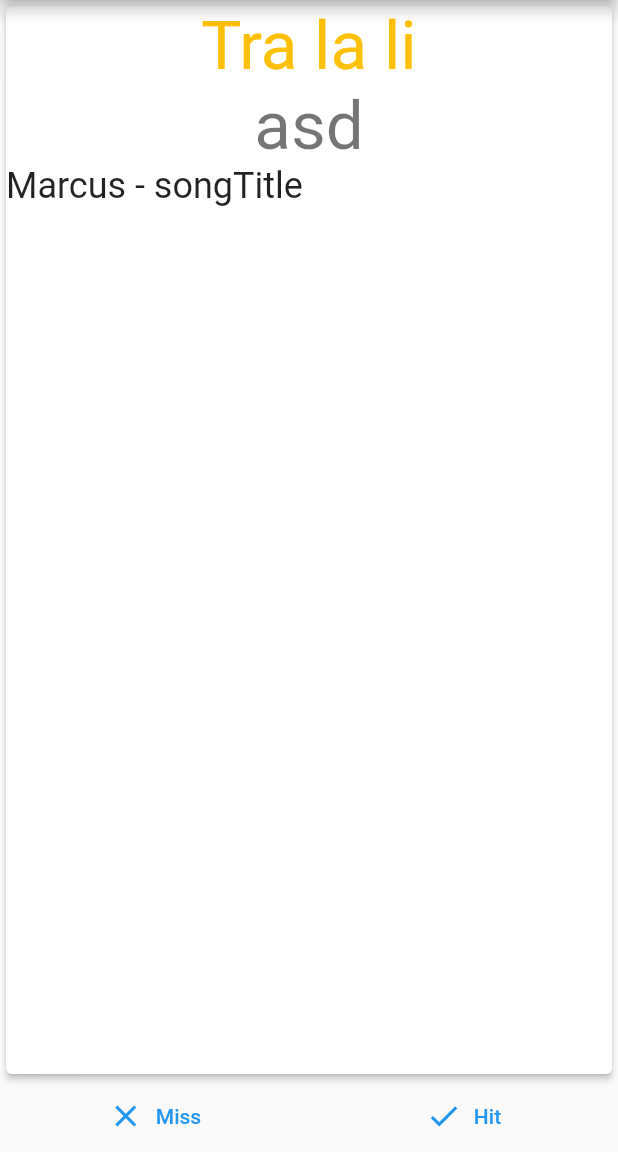
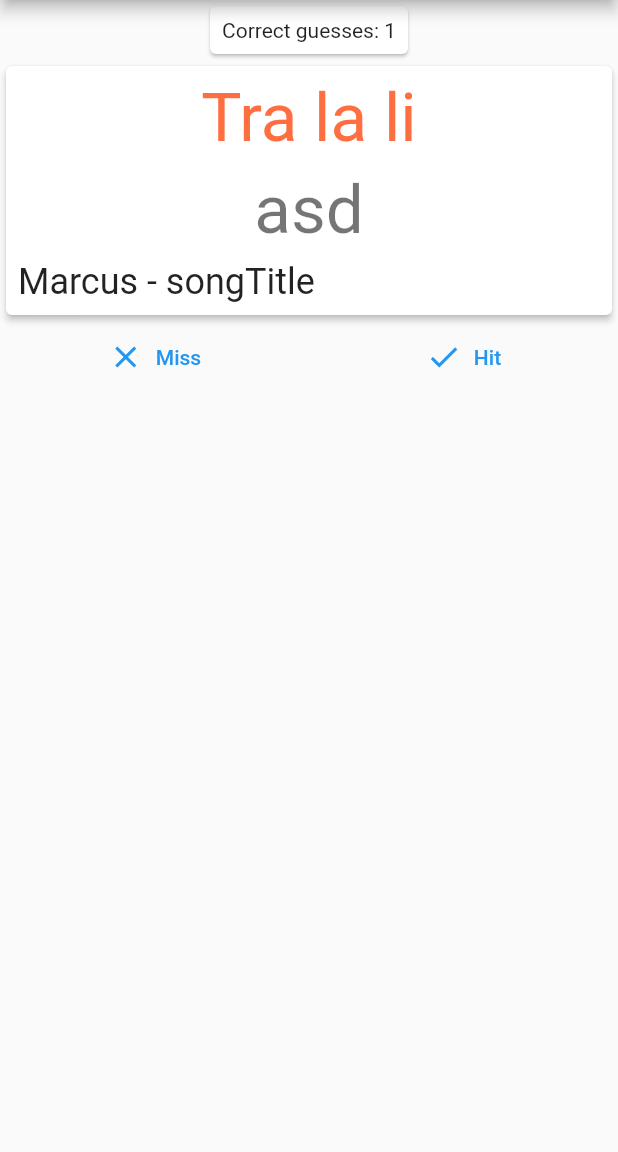
Before and after one commit to mackattack3k/tralalala, a Flutter app: the screen it shows after launch, after a tap on "Miss", after a tap on "Hit", on a phone screen of 412 x 824 dp, the part 84-1236 px from its top. Run offline on Flutter 3.47's test engine with Material 2 defaults, Android fonts, the phone set to English and light mode, and no system bars.

Commit message:
Guesses counter

```diff
--- a/lib/main.dart
+++ b/lib/main.dart
@@ -39,6 +39,8 @@ class Guessable {
 
 class _MyHomePageState extends State<MyHomePage> {
   int _counter = 0;
+  int _correctAnswers = 0;
+  int _incorrectAnswers = 0;
   List<Guessable> listTab = [
     Guessable("Lean a little bit closer, see",
         "Roses really smell like poo-poo-ooh", "Outkast", "Roses"),
@@ -47,7 +49,21 @@ class _MyHomePageState extends State<MyHomePage> {
     Guessable("Tra la li", "asd", "Marcus", "songTitle")
   ];
 
-  void _incrementCounter() {
+  void _correctGuess() {
+    setState(() {
+      _correctAnswers++;
+    });
+    _goToNextSong();
+  }
+
+  void _incorrectGuess() {
+    setState(() {
+      _incorrectAnswers++;
+    });
+    _goToNextSong();
+  }
+
+  void _goToNextSong() {
     setState(() {
       if (_counter + 1 == listTab.length) {
         _counter = 0;
@@ -67,28 +83,49 @@ class _MyHomePageState extends State<MyHomePage> {
       body: SafeArea(
         bottom: true,
         child: Column(
-          mainAxisAlignment: MainAxisAlignment.center,
+          mainAxisAlignment: MainAxisAlignment.start,
           children: [
-            Expanded(
-                child: Card(
+            Card(
+              child: FittedBox(
+                  fit: BoxFit.fitWidth, child: Padding(
+                    padding: const EdgeInsets.all(8.0),
+                    child: Text("Correct guesses: $_correctAnswers"),
+                  )),
+            ),
+            Card(
               elevation: 2.0,
+              child: Padding(
+                padding: const EdgeInsets.all(8.0),
                 child: Column(
                   children: [
-                  Text(currentGuess.sing,
+                    FittedBox(
+                      fit: BoxFit.fitWidth,
+                      child: Padding(
+                        padding: const EdgeInsets.only(bottom: 8.0),
+                        child: Text(currentGuess.sing,
                             textAlign: TextAlign.center,
-                      style: Theme.of(context).textTheme.headline3?.copyWith(
-                            color: Colors.amber,
+                            style:
+                                Theme.of(context).textTheme.headline3?.copyWith(
+                                      color: Colors.deepOrangeAccent,
                                     )),
-                  Text(currentGuess.guess,
+                      ),
+                    ),
+                    FittedBox(
+                      fit: BoxFit.fitWidth,
+                      child: Padding(
+                        padding: const EdgeInsets.only(bottom: 8.0),
+                        child: Text(currentGuess.guess,
                             textAlign: TextAlign.center,
-
                             style: Theme.of(context).textTheme.headline3),
+                      ),
+                    ),
                     Center(
                       child: Row(
                         children: [
                           Text(currentGuess.artist,
                               style: Theme.of(context).textTheme.headline5),
-                        Text(" - ", style: Theme.of(context).textTheme.headline5),
+                          Text(" - ",
+                              style: Theme.of(context).textTheme.headline5),
                           Text(currentGuess.songTitle,
                               style: Theme.of(context).textTheme.headline5)
                         ],
@@ -96,7 +133,8 @@ class _MyHomePageState extends State<MyHomePage> {
                     )
                   ],
                 ),
-            )),
+              ),
+            ),
             Row(
               mainAxisAlignment: MainAxisAlignment.center,
               children: [
@@ -105,14 +143,14 @@ class _MyHomePageState extends State<MyHomePage> {
                         icon: const Icon(Icons.close),
                         label: const Text("Miss"),
                         onPressed: () {
-                          _incrementCounter();
+                          _incorrectGuess();
                         })),
                 Expanded(
                     child: TextButton.icon(
                         icon: const Icon(Icons.check),
                         label: const Text("Hit"),
                         onPressed: () {
-                          _incrementCounter();
+                          _correctGuess();
                         }))
               ],
             )
--- a/pubspec.yaml
+++ b/pubspec.yaml
@@ -34,6 +34,7 @@ dependencies:
   # The following adds the Cupertino Icons font to your application.
   # Use with the CupertinoIcons class for iOS style icons.
   cupertino_icons: ^1.0.2
+  csv: ^5.0.0
 
 dev_dependencies:
   flutter_test:
```
Also changed, not shown: pubspec.lock. Lines whose indentation alone changed are shown as unchanged.
